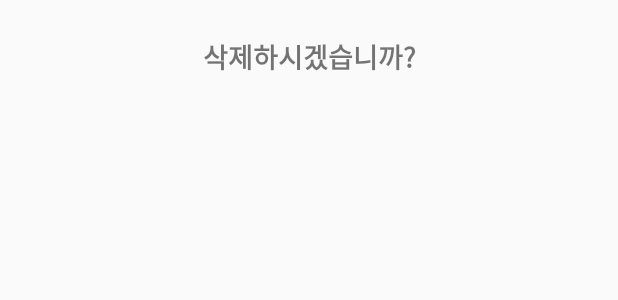
After one commit to seo3650/2020_madcamp_first, an Android app: the layout alert_gallery.xml on its own in the app's theme, with its tools: preview values and no code run, on a phone screen of 412 x 824 dp. The commit adds this screen. Shown: the top 300 px of the screen. Run offline under Robolectric (Android 15) with nearby library versions, the phone set to English and light mode, and no system bars.

Commit message:
add & delete message alert

```diff
--- /dev/null
+++ b/app/src/main/res/layout/alert_gallery.xml
@@ -0,0 +1,22 @@
+<?xml version="1.0" encoding="utf-8"?>
+<LinearLayout xmlns:android="http://schemas.android.com/apk/res/android"
+    android:id="@+id/message"
+    android:layout_width="match_parent"
+    android:layout_height="match_parent"
+    android:orientation="vertical">
+
+    <TextView
+        android:id="@+id/dialogTitle"
+        android:layout_width="match_parent"
+        android:layout_height="wrap_content"
+        android:layout_marginLeft="16dp"
+        android:layout_marginTop="24dp"
+        android:layout_marginRight="16dp"
+        android:layout_marginBottom="16dp"
+        android:gravity="center_horizontal"
+        android:text="@string/delete_message"
+        android:textAlignment="center"
+        android:textSize="18sp"
+        android:textStyle="bold" />
+
+</LinearLayout>
--- a/app/src/main/res/values/strings.xml
+++ b/app/src/main/res/values/strings.xml
@@ -6,4 +6,5 @@
     <string name="add">Add</string>
     <string name="hello_mvvm">Hello MVVM!</string>
     <string name="name">Name</string>
+    <string name="delete_message">삭제하시겠습니까?</string>
 </resources>
```
Also changed, not shown: app/src/main/java/com/example/madcamp_first/Gallery/GalleryFragment.kt (+30 -3 lines), app/src/main/res/layout/activity_gallery.xml (+10 -0 lines).
